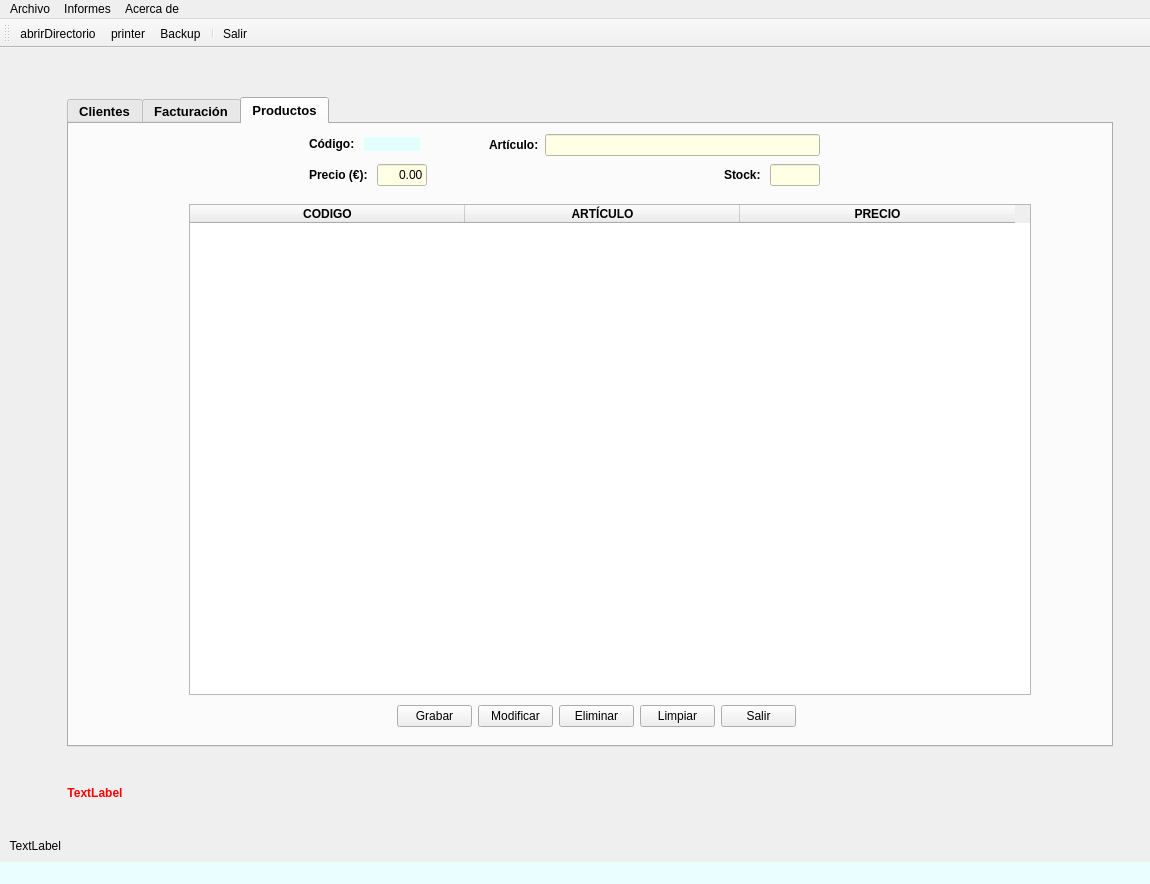
Qt form ventana.ui (XoanCarlos/PEREZGONZALEZ) before a commit.
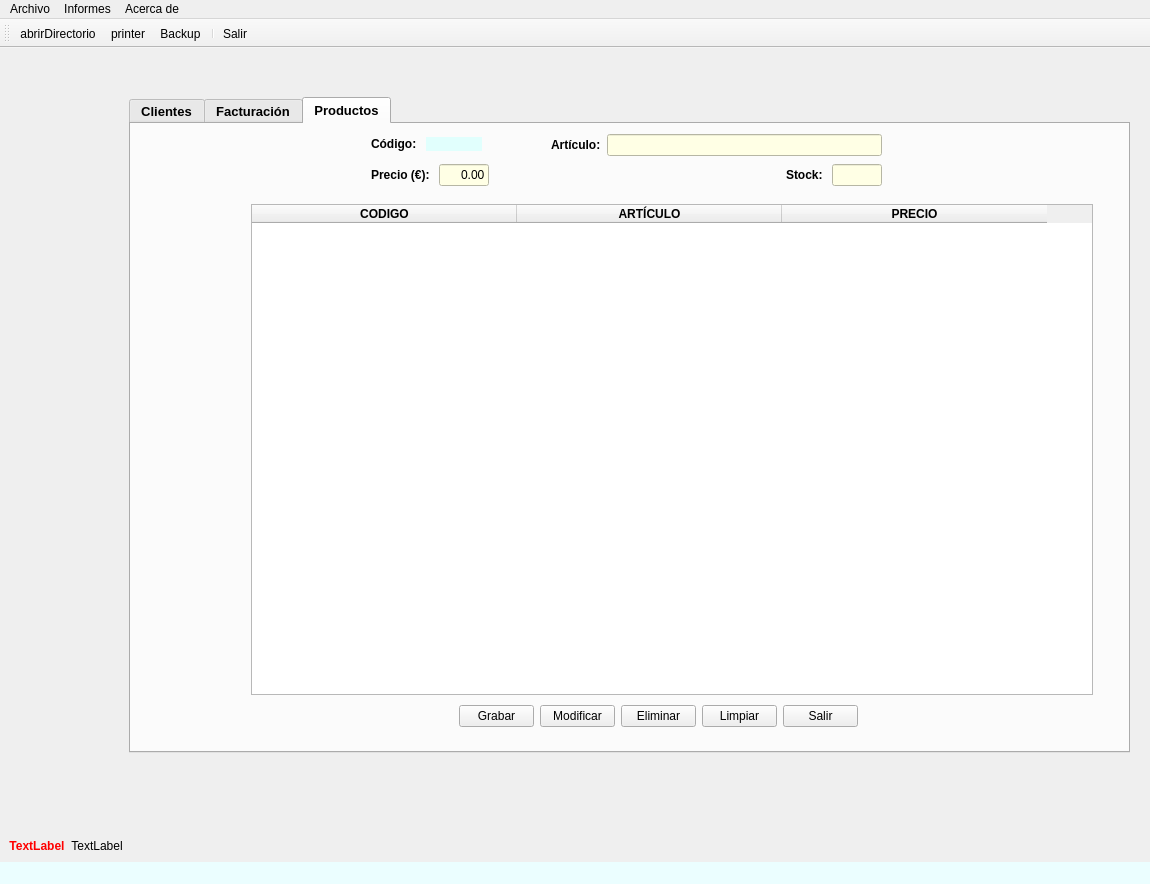
The same form after that commit. The open tabs and pages were chosen to show the change. Icons and pictures are not drawn.

What changed in the file:
```diff
--- a/ventana.ui
+++ b/ventana.ui
@@ -39,55 +39,7 @@
     </sizepolicy>
    </property>
    <layout class="QGridLayout" name="gridLayout_7">
-    <item row="1" column="3">
-     <spacer name="horizontalSpacer_3">
-      <property name="orientation">
-       <enum>Qt::Horizontal</enum>
-      </property>
-      <property name="sizeType">
-       <enum>QSizePolicy::Expanding</enum>
-      </property>
-      <property name="sizeHint" stdset="0">
-       <size>
-        <width>40</width>
-        <height>20</height>
-       </size>
-      </property>
-     </spacer>
-    </item>
-    <item row="3" column="0">
-     <widget class="QLabel" name="lblstatusdate">
-      <property name="sizePolicy">
-       <sizepolicy hsizetype="Fixed" vsizetype="Preferred">
-        <horstretch>0</horstretch>
-        <verstretch>0</verstretch>
-       </sizepolicy>
-      </property>
-      <property name="text">
-       <string>TextLabel</string>
-      </property>
-      <property name="alignment">
-       <set>Qt::AlignRight|Qt::AlignTrailing|Qt::AlignVCenter</set>
-      </property>
-     </widget>
-    </item>
-    <item row="0" column="1">
-     <spacer name="verticalSpacer_2">
-      <property name="orientation">
-       <enum>Qt::Vertical</enum>
-      </property>
-      <property name="sizeType">
-       <enum>QSizePolicy::Fixed</enum>
-      </property>
-      <property name="sizeHint" stdset="0">
-       <size>
-        <width>20</width>
-        <height>40</height>
-       </size>
-      </property>
-     </spacer>
-    </item>
-    <item row="2" column="2">
+    <item row="2" column="3">
      <spacer name="verticalSpacer">
       <property name="orientation">
        <enum>Qt::Vertical</enum>
@@ -103,7 +55,36 @@
       </property>
      </spacer>
     </item>
-    <item row="1" column="1" colspan="2">
+    <item row="0" column="2">
+     <spacer name="verticalSpacer_2">
+      <property name="orientation">
+       <enum>Qt::Vertical</enum>
+      </property>
+      <property name="sizeType">
+       <enum>QSizePolicy::Fixed</enum>
+      </property>
+      <property name="sizeHint" stdset="0">
+       <size>
+        <width>20</width>
+        <height>40</height>
+       </size>
+      </property>
+     </spacer>
+    </item>
+    <item row="1" column="0">
+     <spacer name="horizontalSpacer_4">
+      <property name="orientation">
+       <enum>Qt::Horizontal</enum>
+      </property>
+      <property name="sizeHint" stdset="0">
+       <size>
+        <width>40</width>
+        <height>20</height>
+       </size>
+      </property>
+     </spacer>
+    </item>
+    <item row="1" column="2" colspan="2">
      <widget class="QTabWidget" name="tabWidget">
       <property name="enabled">
        <bool>true</bool>
@@ -1474,7 +1455,7 @@
          <enum>Qt::DotLine</enum>
         </property>
         <attribute name="horizontalHeaderDefaultSectionSize">
-         <number>275</number>
+         <number>265</number>
         </attribute>
         <attribute name="horizontalHeaderMinimumSectionSize">
          <number>20</number>
@@ -1890,8 +1871,8 @@
       </widget>
      </widget>
     </item>
-    <item row="1" column="0">
-     <spacer name="horizontalSpacer_4">
+    <item row="1" column="4">
+     <spacer name="horizontalSpacer_3">
       <property name="orientation">
        <enum>Qt::Horizontal</enum>
       </property>
@@ -1903,10 +1884,26 @@
       </property>
      </spacer>
     </item>
-    <item row="2" column="1">
+    <item row="5" column="1">
+     <widget class="QLabel" name="lblstatusdate">
+      <property name="sizePolicy">
+       <sizepolicy hsizetype="Fixed" vsizetype="Preferred">
+        <horstretch>0</horstretch>
+        <verstretch>0</verstretch>
+       </sizepolicy>
+      </property>
+      <property name="text">
+       <string>TextLabel</string>
+      </property>
+      <property name="alignment">
+       <set>Qt::AlignCenter</set>
+      </property>
+     </widget>
+    </item>
+    <item row="5" column="0">
      <widget class="QLabel" name="lblstatus">
       <property name="sizePolicy">
-       <sizepolicy hsizetype="Fixed" vsizetype="Fixed">
+       <sizepolicy hsizetype="Expanding" vsizetype="Fixed">
         <horstretch>0</horstretch>
         <verstretch>0</verstretch>
        </sizepolicy>
```
Left out of the diff: 5 changed lines with no effect on the pictures.
